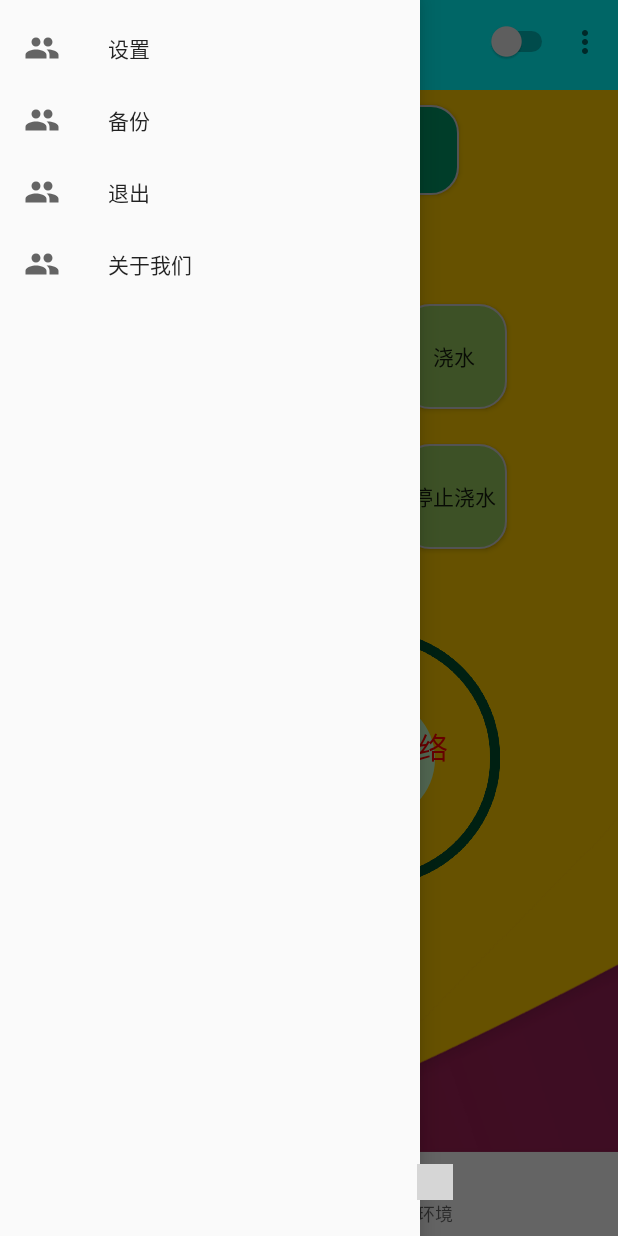
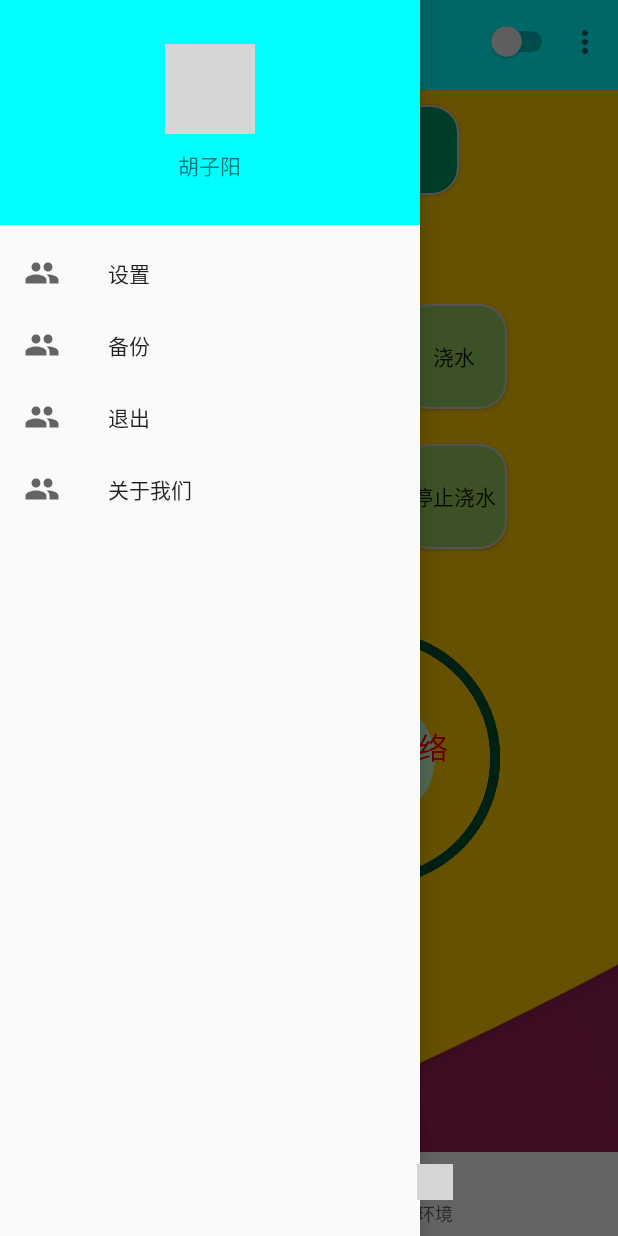
Before and after one commit to HerculesHu/Table_Garden, an Android app: the MainActivity screen opened directly, with no data from a screen before it, with the side drawer open, on a phone screen of 412 x 824 dp. Run offline under Robolectric (Android 15) with nearby library versions, the phone set to English and light mode, and no system bars; libraries missing offline, so code that uses them is left out: org.eclipse.paho, org.litepal.crud; 3 statements that could not run were skipped; grey boxes are pictures that could not be loaded.

Commit message:
增加侧栏头部

```diff
--- /dev/null
+++ b/TableGarden/app/src/main/res/layout/activity_header.xml
@@ -0,0 +1,21 @@
+<?xml version="1.0" encoding="utf-8"?>
+<LinearLayout xmlns:android="http://schemas.android.com/apk/res/android"
+    android:layout_width="match_parent"
+    android:layout_height="150dp"
+    android:gravity="center"
+    android:orientation="vertical"
+    android:background="#00ffff">
+
+    <ImageView
+        android:id="@+id/headerImageView"
+        android:layout_width="60dp"
+        android:layout_height="60dp"
+        android:src="@mipmap/ic_launcher_round" />
+
+    <TextView
+        android:id="@+id/userNameText"
+        android:layout_width="wrap_content"
+        android:layout_height="wrap_content"
+        android:layout_marginTop="10dp"
+        android:text="胡子阳" />
+</LinearLayout>
--- a/TableGarden/app/src/main/res/layout/activity_main.xml
+++ b/TableGarden/app/src/main/res/layout/activity_main.xml
@@ -49,6 +49,7 @@
         android:layout_height="match_parent"
         android:layout_gravity="start"
         android:fitsSystemWindows="true"
+        app:headerLayout="@layout/activity_header"
         app:menu="@menu/drawer" />
 
 </android.support.v4.widget.DrawerLayout>
```
